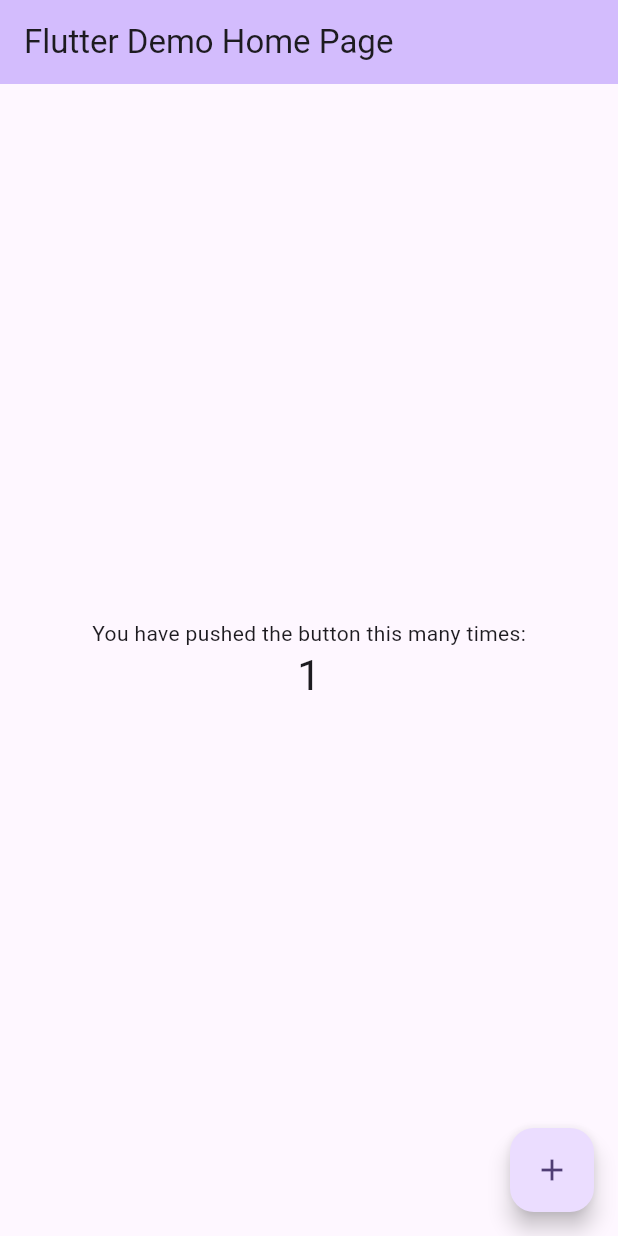
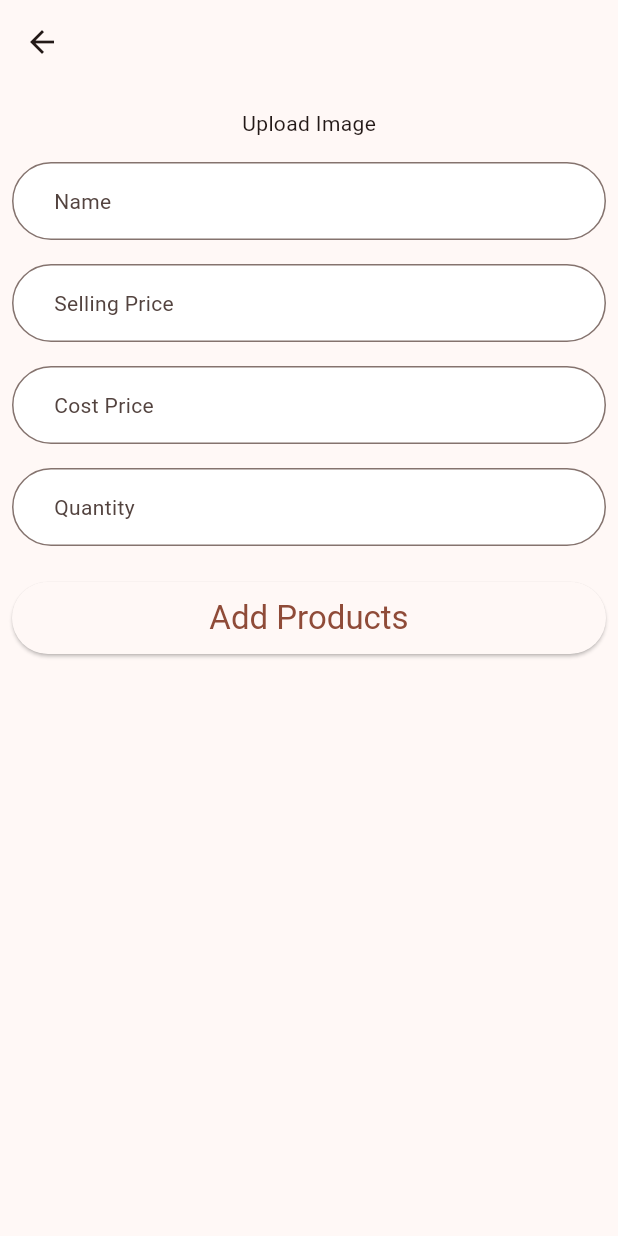
Before and after one commit to Emmanuel-Etukudo/timart_product_app, a Flutter app: the screen it shows after launch, after a tap on the "add" icon, on a phone screen of 412 x 824 dp. Run offline on Flutter 3.47's test engine with Material 2 defaults, Android fonts, the phone set to English and light mode, and no system bars; our stand-ins replace flutter_svg, get; missing offline and left inert: sqfentity, sqfentity_gen.

Commit message:
show products and add products feature

```diff
--- /dev/null
+++ b/lib/common_widgets/primary_button.dart
@@ -0,0 +1,38 @@
+import 'package:flutter/material.dart';
+
+/// Primary button based on [ElevatedButton].
+/// Useful for CTAs in the app.
+/// @param text - text to display on the button.
+/// @param isLoading - if true, a loading indicator will be displayed instead of
+/// the text.
+/// @param onPressed - callback to be called when the button is pressed.
+class PrimaryButton extends StatelessWidget {
+  const PrimaryButton(
+      {super.key, required this.text, this.isLoading = false, this.onPressed});
+  final String text;
+  final bool isLoading;
+  final VoidCallback? onPressed;
+  @override
+  Widget build(BuildContext context) {
+    final theme = Theme.of(context);
+    return SizedBox(
+      height: 48,
+      width: MediaQuery.of(context).size.width,
+      child: ElevatedButton(
+        onPressed: onPressed,
+        style: ElevatedButton.styleFrom(
+            backgroundColor: theme.colorScheme.surface),
+        child: isLoading
+            ? const CircularProgressIndicator()
+            : Text(
+                text,
+                textAlign: TextAlign.center,
+                style: theme
+                    .textTheme
+                    .titleLarge!
+                    .copyWith(color: theme.colorScheme.primary),
+              ),
+      ),
+    );
+  }
+}
--- /dev/null
+++ b/lib/common_widgets/primary_text_field.dart
@@ -0,0 +1,109 @@
+import 'package:flutter/material.dart';
+import 'package:flutter/services.dart';
+
+
+class PrimaryTextField extends StatefulWidget {
+  PrimaryTextField({
+    super.key,
+    required this.hintText,
+    this.controller,
+    this.autovalidateMode,
+    this.validator,
+    this.autocorrect = true,
+    this.textInputAction,
+    this.keyboardType,
+    this.keyboardAppearance,
+    this.onEditingComplete,
+    this.inputFormatters,
+    this.obscureText = false,
+    this.isSecure = false,
+    this.isPassword = false,
+    this.onTap,
+    this.maxLines = 1,
+    this.minLines,
+    this.initialValue,
+  });
+  final String hintText;
+  final TextEditingController? controller;
+  final AutovalidateMode? autovalidateMode;
+  final FormFieldValidator<String>? validator;
+  final bool autocorrect;
+  final bool obscureText;
+  final bool isSecure;
+  bool isPassword;
+  final TextInputAction? textInputAction;
+  final TextInputType? keyboardType;
+  final Brightness? keyboardAppearance;
+  final VoidCallback? onEditingComplete;
+  final List<TextInputFormatter>? inputFormatters;
+  final Function()? onTap;
+  final int? maxLines;
+  final int? minLines;
+  final String? initialValue;
+
+
+  @override
+  State<PrimaryTextField> createState() => _PrimaryTextFieldState();
+}
+
+class _PrimaryTextFieldState extends State<PrimaryTextField> {
+  @override
+  Widget build(BuildContext context) {
+    final theme = Theme.of(context);
+    return Padding(
+      padding: const EdgeInsets.fromLTRB(0, 0, 0, 0),
+      child: TextFormField(
+        controller: widget.controller,
+        initialValue: widget.initialValue,
+        onTap: widget.onTap,
+        minLines: widget.minLines,
+        maxLines: widget.maxLines,
+        autovalidateMode: widget.autovalidateMode,
+        validator: widget.validator,
+        style: Theme.of(context).textTheme.bodyMedium,
+        autocorrect: widget.autocorrect,
+        textInputAction: widget.textInputAction,
+        keyboardType: widget.keyboardType,
+        keyboardAppearance: Brightness.light,
+        onEditingComplete: widget.onEditingComplete,
+        inputFormatters: widget.inputFormatters,
+        obscureText: widget.isPassword,
+        decoration: InputDecoration(
+          contentPadding: const EdgeInsets.fromLTRB(24, 16, 24, 16),
+          hintText: widget.hintText,
+          filled: true,
+          suffixIcon: widget.isSecure
+              ? GestureDetector(
+            onTap: () {
+              setState(() {
+                widget.isPassword = !widget.isPassword;
+              });
+            },
+            child: Icon(
+              widget.isPassword ? Icons.visibility : Icons.visibility_off,
+              color: theme.colorScheme.onSurfaceVariant,
+            ),
+          )
+              : null,
+          fillColor: Colors.white,
+          border: OutlineInputBorder(
+              borderRadius: BorderRadius.circular(40),
+              borderSide:
+              BorderSide(color: theme.colorScheme.outline, width: 1.0)),
+          errorBorder: OutlineInputBorder(
+              borderRadius: BorderRadius.circular(40),
+              borderSide:
+              BorderSide(color: theme.colorScheme.error, width: 1.0)),
+          enabledBorder: OutlineInputBorder(
+              borderRadius: BorderRadius.circular(40),
+              borderSide:
+              BorderSide(color: theme.colorScheme.outline, width: 1.0)),
+          focusedBorder: OutlineInputBorder(
+              borderRadius: BorderRadius.circular(40),
+              borderSide:
+              BorderSide(color: theme.colorScheme.primary, width: 2.0)),
+        ),
+      ),
+    );
+  }
+}
--- a/lib/database/database_model.dart
+++ b/lib/database/database_model.dart
@@ -18,7 +18,6 @@ const SqfEntityTable tableProducts = SqfEntityTable(
       SqfEntityField('quantity', DbType.integer),
       SqfEntityField('cost_price', DbType.real),
       SqfEntityField('selling_price', DbType.real),
-      SqfEntityField('product_image', DbType.text),
     ]);
 
 const seqIdentity = SqfEntitySequence(
--- /dev/null
+++ b/lib/features/add_product_view.dart
@@ -0,0 +1,165 @@
+import 'package:flutter/material.dart';
+import 'package:flutter_svg/flutter_svg.dart';
+import 'package:get/get.dart';
+import 'package:timart_product_app/common_widgets/primary_button.dart';
+import 'package:timart_product_app/common_widgets/primary_text_field.dart';
+import 'package:timart_product_app/constants/app_sizes.dart';
+import 'package:timart_product_app/database/database_model.dart';
+
+class AddProductView extends StatefulWidget {
+  const AddProductView({super.key});
+
+  @override
+  State<AddProductView> createState() => _AddProductViewState();
+}
+
+class _AddProductViewState extends State<AddProductView> {
+  final _formKey = GlobalKey<FormState>();
+  final _node = FocusScopeNode();
+  final _nameController = TextEditingController();
+  final _costPriceController = TextEditingController();
+  final _sellingPriceController = TextEditingController();
+  final _quantityPriceController = TextEditingController();
+
+  String get name => _nameController.text;
+  String get costPrice => _costPriceController.text;
+  String get sellingPrice => _sellingPriceController.text;
+  String get quantity => _quantityPriceController.text;
+
+  List<Product> products = [];
+
+  loadData() async {
+    products = await Product().select().toList();
+    setState(() {});
+  }
+
+  productAdd(
+      String name, double costPrice, double sellingPrice, int quantity) async {
+    Product productToAdd = Product();
+    productToAdd.name = name;
+    productToAdd.cost_price = costPrice;
+    productToAdd.selling_price = sellingPrice;
+    productToAdd.quantity = quantity;
+    await productToAdd.save();
+
+    loadData();
+
+  }
+
+  @override
+  void initState() {
+    super.initState();
+    // WidgetsBinding.instance.addPostFrameCallback((_) async {
+    //   init();
+    // });
+  }
+
+  @override
+  void dispose() {
+    // * TextEditingControllers should be always disposed
+    _node.dispose();
+    _nameController.dispose();
+    _costPriceController.dispose();
+    _sellingPriceController.dispose();
+    _quantityPriceController.dispose();
+    super.dispose();
+  }
+
+  @override
+  Widget build(BuildContext context) {
+    final theme = Theme.of(context);
+    return SafeArea(
+      child: Scaffold(
+        appBar: AppBar(),
+        body: SingleChildScrollView(
+          child: Padding(
+            padding: EdgeInsets.symmetric(horizontal: 8),
+            child: FocusScope(
+              node: _node,
+              child: Form(
+                key: _formKey,
+                child: Column(
+                  children: [
+                    gapH8,
+                    // GestureDetector(
+                    //   onTap: () {
+                    //     getImage(ImageSource.gallery);
+                    //   },
+                    //   child: Align(
+                    //     alignment: Alignment.center,
+                    //     child: ClipRRect(
+                    //       borderRadius: BorderRadius.circular(50),
+                    //       child: loadFromFile
+                    //           ? Image.file(
+                    //         imageFile,
+                    //         fit: BoxFit.cover,
+                    //         width: 100,
+                    //         height: 100,
+                    //       )
+                    //           : SvgPicture.asset(SvgIcons.addPhotoIcon,
+                    //           width: 100,
+                    //           height: 100,
+                    //           color: Colors.grey),
+                    //     ),
+                    //   ),
+                    // ),
+                    gapH8,
+                    Text(
+                      'Upload Image',
+                      style: theme.textTheme.bodyMedium,
+                    ),
+                    gapH16,
+                    PrimaryTextField(
+                      controller: _nameController,
+                      hintText: 'Name',
+                    ),
+                    gapH16,
+                    PrimaryTextField(
+                      controller: _sellingPriceController,
+                      hintText: 'Selling Price',
+                      keyboardType: TextInputType.number,
+                    ),
+                    gapH16,
+                    PrimaryTextField(
+                      controller: _costPriceController,
+                      hintText: 'Cost Price',
+                      keyboardType: TextInputType.number,
+                    ),
+                    gapH16,
+                    PrimaryTextField(
+                      controller: _quantityPriceController,
+                      hintText: 'Quantity',
+                      keyboardType: TextInputType.number,
+                    ),
+                    gapH24,
+                    PrimaryButton(
+                      text: 'Add Products',
+                      onPressed: () {
+                        productAdd(name, double.parse(costPrice),
+                            double.parse(sellingPrice), int.parse(quantity));
+                        Get.back();
+                      },
+                    ),
+                  ],
+                ),
+              ),
+            ),
+          ),
+        ),
+      ),
+    );
+    //   Scaffold(
+    //   appBar: AppBar(
+    //     title: const Text('Add Products Screen'),
+    //   ),
+    //   body: Center(
+    //     child: ElevatedButton(
+    //       onPressed: () {
+    //         Get.back();
+    //       },
+    //       child: const Text('Back to Home'),
+    //     ),
+    //   ),
+    // );
+  }
+}
--- /dev/null
+++ b/lib/features/empty_products_view.dart
@@ -0,0 +1,39 @@
+import 'package:flutter/material.dart';
+import 'package:flutter_svg/svg.dart';
+
+class EmptyProductsView extends StatelessWidget {
+  const EmptyProductsView({super.key});
+
+  @override
+  Widget build(BuildContext context) {
+    return Scaffold(
+      body: SafeArea(
+          child: SizedBox(
+              width: double.infinity,
+              child: Padding(
+                  padding: const EdgeInsets.all(16),
+                  child: Column(
+                    children: [
+                      Text(
+                        'No Products',
+                        style: Theme.of(context).textTheme.headlineSmall,
+                      ),
+                      const Spacer(
+                        flex: 1,
+                      ),
+                      SvgPicture.asset(
+                        'assets/images/empty_box_2.svg',
+                      ),
+                      // const Spacer(),
+                      const Text(
+                        'Oops! Looks like there are no products here yet. Why not add one?',
+                        textAlign: TextAlign.center,
+                      ),
+                      const Spacer(
+                        flex: 2,
+                      )
+                    ],
+                  )))),
+    );
+  }
+}
--- /dev/null
+++ b/lib/features/products_view.dart
@@ -0,0 +1,45 @@
+import 'package:flutter/material.dart';
+import 'package:get/get.dart';
+import 'package:timart_product_app/database/database_model.dart';
+import 'package:timart_product_app/features/empty_products_view.dart';
+import 'package:timart_product_app/features/product_list_view.dart';
+import 'package:timart_product_app/routes/app_router.dart';
+
+class ProductsView extends StatefulWidget {
+  const ProductsView({super.key});
+
+  @override
+  State<ProductsView> createState() => _ProductsViewState();
+}
+
+class _ProductsViewState extends State<ProductsView> {
+  List<Product> products = [];
+
+  loadData() async {
+    products = await Product().select().toList();
+    setState(() {});
+  }
+
+  @override
+  void initState() {
+    loadData();
+    super.initState();
+  }
+
+  @override
+  Widget build(BuildContext context) {
+    return Scaffold(
+      appBar: AppBar(
+        title: const Text('Products Screen'),
+      ),
+      body: products.isEmpty
+          ? const EmptyProductsView()
+          : const ProductListView(),
+      floatingActionButton: FloatingActionButton(
+          child: Icon(Icons.add),
+          onPressed: () {
+            Get.toNamed('/${AppRoute.addProducts.name}');
+          }),
+    );
+  }
+}
--- a/lib/main.dart
+++ b/lib/main.dart
@@ -1,4 +1,6 @@
 import 'package:flutter/material.dart';
+import 'package:get/get.dart';
+import 'package:timart_product_app/routes/app_router.dart';
 
 void main() {
   runApp(const MyApp());
@@ -10,116 +12,15 @@ class MyApp extends StatelessWidget {
   // This widget is the root of your application.
   @override
   Widget build(BuildContext context) {
-    return MaterialApp(
-      title: 'Flutter Demo',
+    return GetMaterialApp(
+      debugShowCheckedModeBanner: false,
+      title: 'Products App',
       theme: ThemeData(
-        // This is the theme of your application.
-        //
-        // TRY THIS: Try running your application with "flutter run". You'll see
-        // the application has a blue toolbar. Then, without quitting the app,
-        // try changing the seedColor in the colorScheme below to Colors.green
-        // and then invoke "hot reload" (save your changes or press the "hot
-        // reload" button in a Flutter-supported IDE, or press "r" if you used
-        // the command line to start the app).
-        //
-        // Notice that the counter didn't reset back to zero; the application
-        // state is not lost during the reload. To reset the state, use hot
-        // restart instead.
-        //
-        // This works for code too, not just values: Most code changes can be
-        // tested with just a hot reload.
-        colorScheme: ColorScheme.fromSeed(seedColor: Colors.deepPurple),
+        colorScheme: ColorScheme.fromSeed(seedColor: Colors.deepOrange.shade800),
         useMaterial3: true,
       ),
-      home: const MyHomePage(title: 'Flutter Demo Home Page'),
+      initialRoute: '/',
+      getPages: getRouter,
     );
   }
 }
-
-class MyHomePage extends StatefulWidget {
-  const MyHomePage({super.key, required this.title});
-
-  // This widget is the home page of your application. It is stateful, meaning
-  // that it has a State object (defined below) that contains fields that affect
-  // how it looks.
-
-  // This class is the configuration for the state. It holds the values (in this
-  // case the title) provided by the parent (in this case the App widget) and
-  // used by the build method of the State. Fields in a Widget subclass are
-  // always marked "final".
-
-  final String title;
-
-  @override
-  State<MyHomePage> createState() => _MyHomePageState();
-}
-
-class _MyHomePageState extends State<MyHomePage> {
-  int _counter = 0;
-
-  void _incrementCounter() {
-    setState(() {
-      // This call to setState tells the Flutter framework that something has
-      // changed in this State, which causes it to rerun the build method below
-      // so that the display can reflect the updated values. If we changed
-      // _counter without calling setState(), then the build method would not be
-      // called again, and so nothing would appear to happen.
-      _counter++;
-    });
-  }
-
-  @override
-  Widget build(BuildContext context) {
-    // This method is rerun every time setState is called, for instance as done
-    // by the _incrementCounter method above.
-    //
-    // The Flutter framework has been optimized to make rerunning build methods
-    // fast, so that you can just rebuild anything that needs updating rather
-    // than having to individually change instances of widgets.
-    return Scaffold(
-      appBar: AppBar(
-        // TRY THIS: Try changing the color here to a specific color (to
-        // Colors.amber, perhaps?) and trigger a hot reload to see the AppBar
-        // change color while the other colors stay the same.
-        backgroundColor: Theme.of(context).colorScheme.inversePrimary,
-        // Here we take the value from the MyHomePage object that was created by
-        // the App.build method, and use it to set our appbar title.
-        title: Text(widget.title),
-      ),
-      body: Center(
-        // Center is a layout widget. It takes a single child and positions it
-        // in the middle of the parent.
-        child: Column(
-          // Column is also a layout widget. It takes a list of children and
-          // arranges them vertically. By default, it sizes itself to fit its
-          // children horizontally, and tries to be as tall as its parent.
-          //
-          // Column has various properties to control how it sizes itself and
-          // how it positions its children. Here we use mainAxisAlignment to
-          // center the children vertically; the main axis here is the vertical
-          // axis because Columns are vertical (the cross axis would be
-          // horizontal).
-          //
-          // TRY THIS: Invoke "debug painting" (choose the "Toggle Debug Paint"
-          // action in the IDE, or press "p" in the console), to see the
-          // wireframe for each widget.
-          mainAxisAlignment: MainAxisAlignment.center,
-          children: <Widget>[
-            const Text(
-              'You have pushed the button this many times:',
-            ),
-            Text(
-              '$_counter',
-              style: Theme.of(context).textTheme.headlineMedium,
-            ),
-          ],
-        ),
-      ),
-      floatingActionButton: FloatingActionButton(
-        onPressed: _incrementCounter,
-        tooltip: 'Increment',
-        child: const Icon(Icons.add),
-      ), // This trailing comma makes auto-formatting nicer for build methods.
-    );
-  }
-}
--- /dev/null
+++ b/lib/routes/app_router.dart
@@ -0,0 +1,13 @@
+import 'package:get/get.dart';
+import 'package:timart_product_app/features/add_product_view.dart';
+import 'package:timart_product_app/features/products_view.dart';
+
+enum AppRoute {
+  addProducts,
+}
+
+final getRouter = [
+  GetPage(name: '/', page: () => const ProductsView()),
+  GetPage(
+      name: '/${AppRoute.addProducts.name}', page: () => const AddProductView())
+];
--- a/pubspec.yaml
+++ b/pubspec.yaml
@@ -20,6 +20,8 @@ dependencies:
   sqfentity: ^2.4.0
   sqfentity_gen: ^2.3.0+4
   http: ^1.1.0
+  get: ^4.6.6
+  flutter_svg: ^2.0.8
 
 dev_dependencies:
   flutter_test:
@@ -36,3 +38,6 @@ flutter:
   # included with your application, so that you can use the icons in
   # the material Icons class.
   uses-material-design: true
+
+  assets:
+    - assets/images/
```
Also changed, not shown: lib/constants/app_sizes.dart (added, +36 -0 lines), lib/features/product_card.dart (added, +73 -0 lines), lib/features/product_list_view.dart (added, +57 -0 lines), assets/images/empty_box_2.svg (added), lib/database/database_model.g.dart, pubspec.lock, 1 other file.
